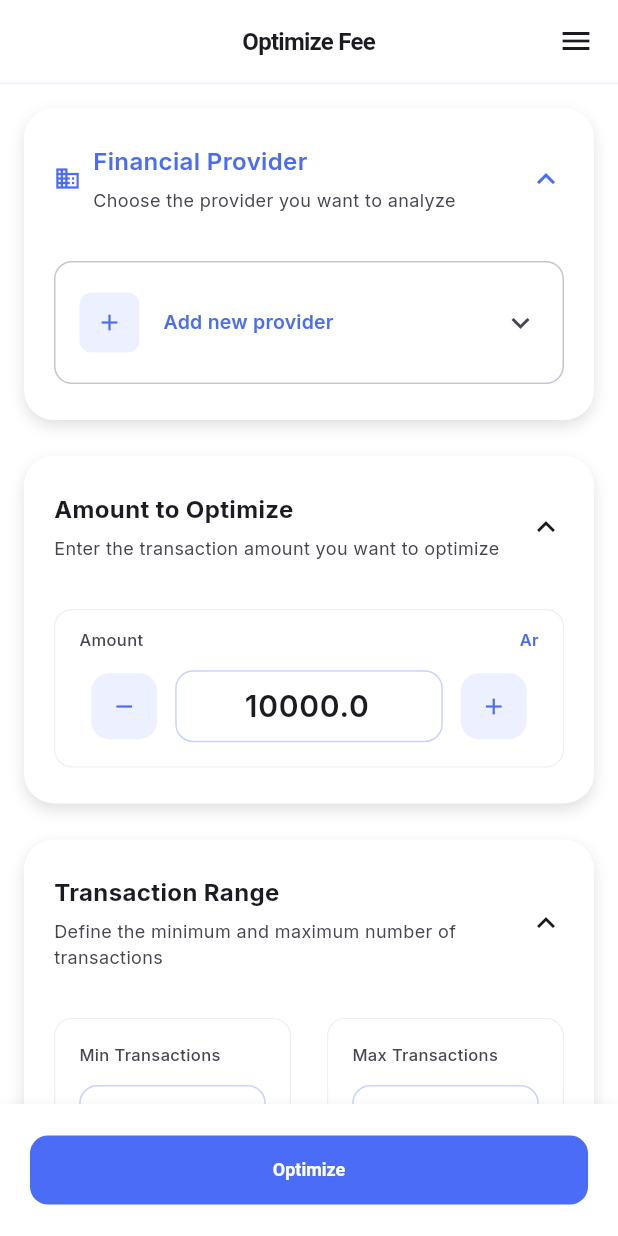
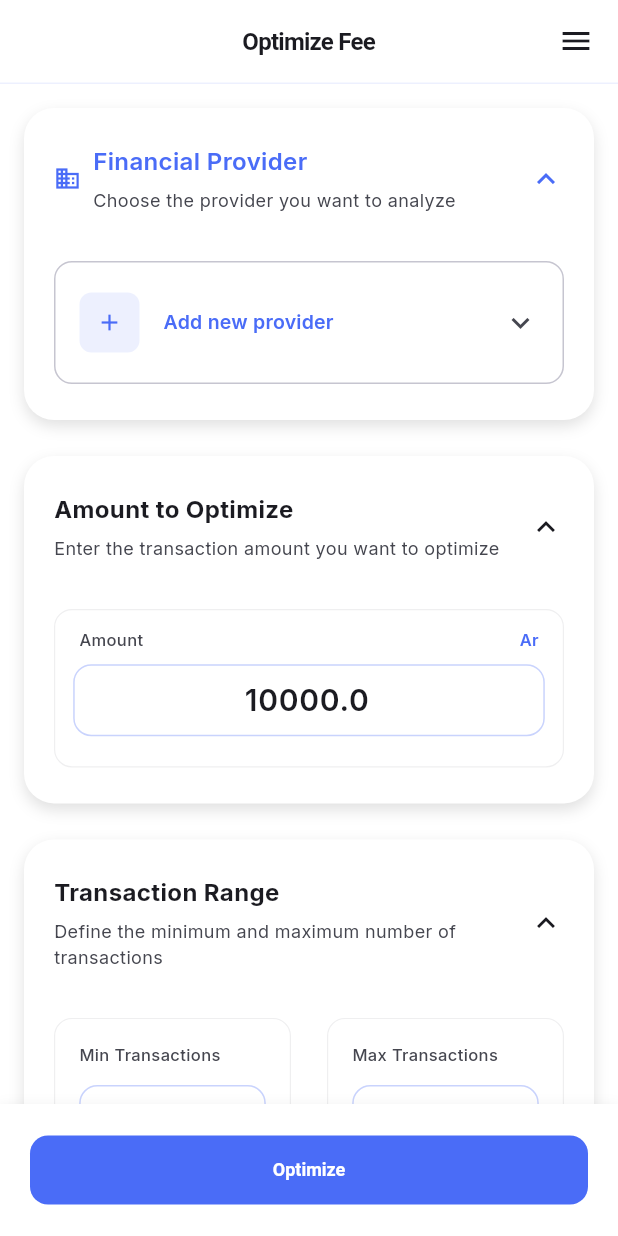
Before and after one commit to elsycharles/feezer, a Flutter app: the screen it shows after launch, after a tap on "Skip", on a phone screen of 412 x 824 dp. Run offline on Flutter 3.47's test engine with Material 3 defaults, Android fonts, the phone set to English and light mode, and no system bars; our stand-ins replace csv, file_picker, flutter_svg, shared_preferences, sqflite; accounts and stored records are empty.

Commit message:
dev (refactor) : delete the - and + button and increase input width

```diff
--- a/lib/screen/optimize_fee/widget/amount_input_widget.dart
+++ b/lib/screen/optimize_fee/widget/amount_input_widget.dart
@@ -1,4 +1,3 @@
-import 'dart:async';
 import 'package:flutter/material.dart';
 import 'package:flutter/services.dart';
 import 'package:provider/provider.dart';
@@ -30,7 +29,6 @@ class AmountInputWidget extends StatefulWidget {
 class _AmountInputWidgetState extends State<AmountInputWidget> {
   late final TextEditingController _controller;
   late FocusNode _focusNode;
-  Timer? _repeatTimer;
   bool _isUserTyping = false;
 
   @override
@@ -45,7 +43,6 @@ class _AmountInputWidgetState extends State<AmountInputWidget> {
 
   @override
   void dispose() {
-    _repeatTimer?.cancel();
     _focusNode.removeListener(_onFocusChanged);
     _controller.dispose();
     _focusNode.dispose();
@@ -120,15 +117,6 @@ class _AmountInputWidgetState extends State<AmountInputWidget> {
           padding: const EdgeInsets.symmetric(horizontal: 12),
           child: SizedBox(
             height: 56,
-            child: Row(
-              crossAxisAlignment: CrossAxisAlignment.center,
-              children: [
-                _buildRepeatButton(
-                  Icons.remove,
-                  widget.value > widget.min,
-                  isIncrement: false,
-                ),
-                Expanded(
             child: TextField(
               controller: _controller,
               focusNode: _focusNode,
@@ -153,76 +141,11 @@ class _AmountInputWidgetState extends State<AmountInputWidget> {
               onChanged: _onTextChanged,
             ),
           ),
-                _buildRepeatButton(
-                  Icons.add,
-                  widget.value < widget.max,
-                  isIncrement: true,
-                ),
-              ],
-            ),
-          ),
         ),
       ],
     ),
   );
 
-  Widget _buildRepeatButton(
-    IconData icon,
-    bool enabled, {
-    required bool isIncrement,
-  }) {
-    final Color fg = enabled
-        ? Theme.of(context).colorScheme.primary
-        : Theme.of(context).colorScheme.onSurfaceVariant.withValues(alpha: 0.5);
-    final Color bg = enabled
-        ? Theme.of(context).colorScheme.primary.withValues(alpha: 0.1)
-        : Theme.of(context).colorScheme.surface;
-
-    void tapOnce() {
-      if (!enabled) return;
-      isIncrement ? _increment() : _decrement();
-    }
-
-    void startRepeat() {
-      if (!enabled) return;
-      _repeatTimer?.cancel();
-      _repeatTimer = Timer.periodic(const Duration(milliseconds: 70), (_) {
-        isIncrement ? _increment() : _decrement();
-      });
-    }
-
-    void stopRepeat() {
-      _repeatTimer?.cancel();
-      _repeatTimer = null;
-    }
-
-    return Padding(
-      padding: const EdgeInsets.symmetric(horizontal: 12),
-      child: GestureDetector(
-        onLongPressStart: (_) => startRepeat(),
-        onLongPressEnd: (_) => stopRepeat(),
-        child: Material(
-          color: bg,
-          shape: RoundedRectangleBorder(
-            borderRadius: BorderRadius.circular(12),
-          ),
-          clipBehavior: Clip.antiAlias,
-          child: InkWell(
-            onTap: tapOnce,
-            child: SizedBox(
-              width: 44,
-              height: 44,
-              child: Icon(icon, size: 18, color: fg),
-            ),
-          ),
-        ),
-      ),
-    );
-  }
-
-  double _clamp(double v) => v.clamp(widget.min, widget.max);
-  void _increment() => widget.onChanged(_clamp(widget.value + widget.step));
-  void _decrement() => widget.onChanged(_clamp(widget.value - widget.step));
   void _onTextChanged(String value) {
     _isUserTyping = true;
     final doubleValue = ConstantUtil.parseLocalizedNumber(value);
```
Lines whose indentation alone changed are shown as unchanged.
